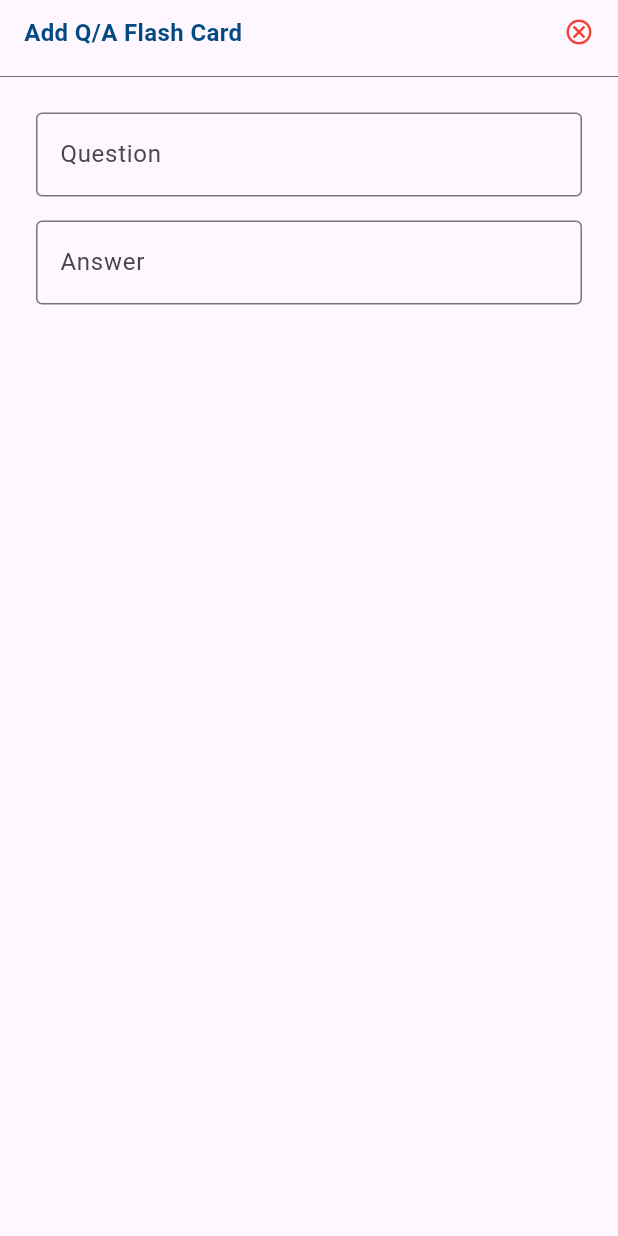
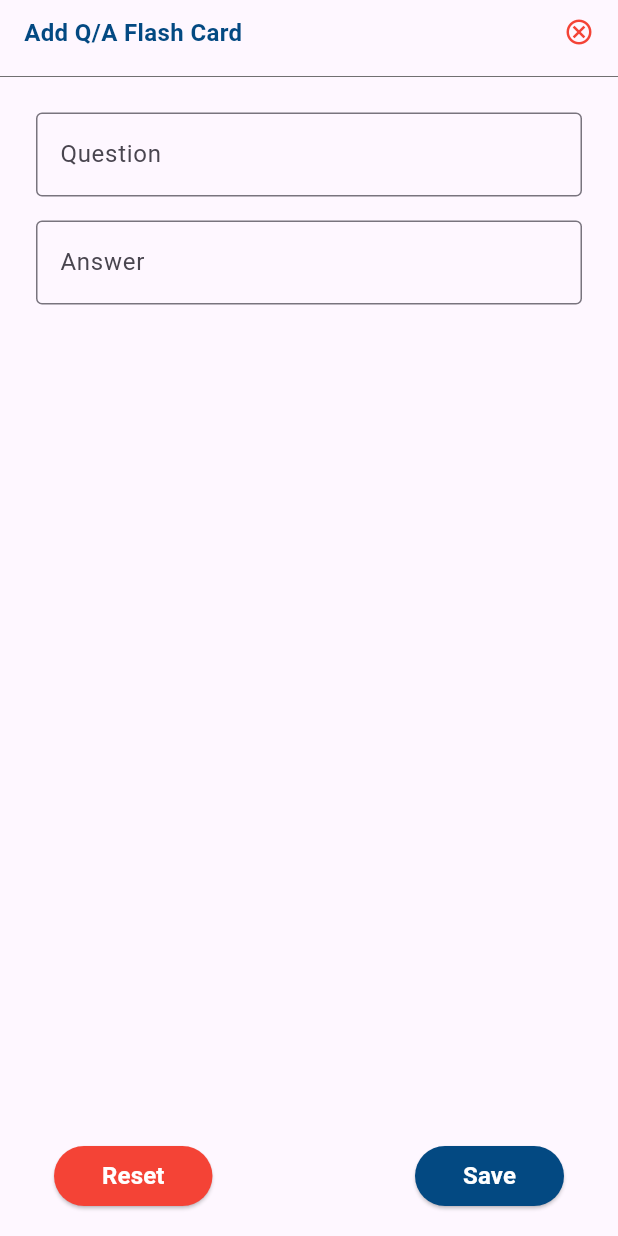
Before and after one commit to Debdaru07/flash_card_CRUD, a Flutter app: the QnAForm screen opened directly, on a phone screen of 412 x 824 dp. Run offline on Flutter 3.47's test engine with Material 3 defaults, Android fonts, the phone set to English and light mode, and no system bars.

Commit message:
Another commit.

```diff
--- a/lib/view/qna_form.dart
+++ b/lib/view/qna_form.dart
@@ -44,6 +44,34 @@ class _QnAFormState extends State<QnAForm> {
               )
             ],
           ),
+          bottomNavigationBar: Padding(
+            padding: const EdgeInsets.symmetric(horizontal: 36.0, vertical: 16),
+            child: Row(
+              mainAxisAlignment: MainAxisAlignment.spaceBetween,
+              children: [
+                ElevatedButton(
+                  onPressed: () {
+                    formHandler.resetFields();
+                  },
+                  style: ElevatedButton.styleFrom(backgroundColor: Colors.red,),
+                  child: const Padding(
+                    padding: EdgeInsets.all(8.0),
+                    child: Text("Reset",style: TextStyle(fontWeight: FontWeight.bold, color: Colors.white, fontSize: 16),),
+                  ),
+                ),
+                ElevatedButton(
+                  onPressed: () {
+                    formHandler.applyFunc();
+                  },
+                  style: ElevatedButton.styleFrom(backgroundColor: const Color.fromARGB(255, 3, 73, 130),),
+                  child: Padding(
+                    padding: const EdgeInsets.all(8.0),
+                    child: Text(widget.item == null ? "Save" : "Update", style: const TextStyle(fontWeight: FontWeight.bold, color: Colors.white, fontSize: 16),),
+                  ),
+                ),
+              ],
+            ),
+          ),
         ),
       ),
     );
```
